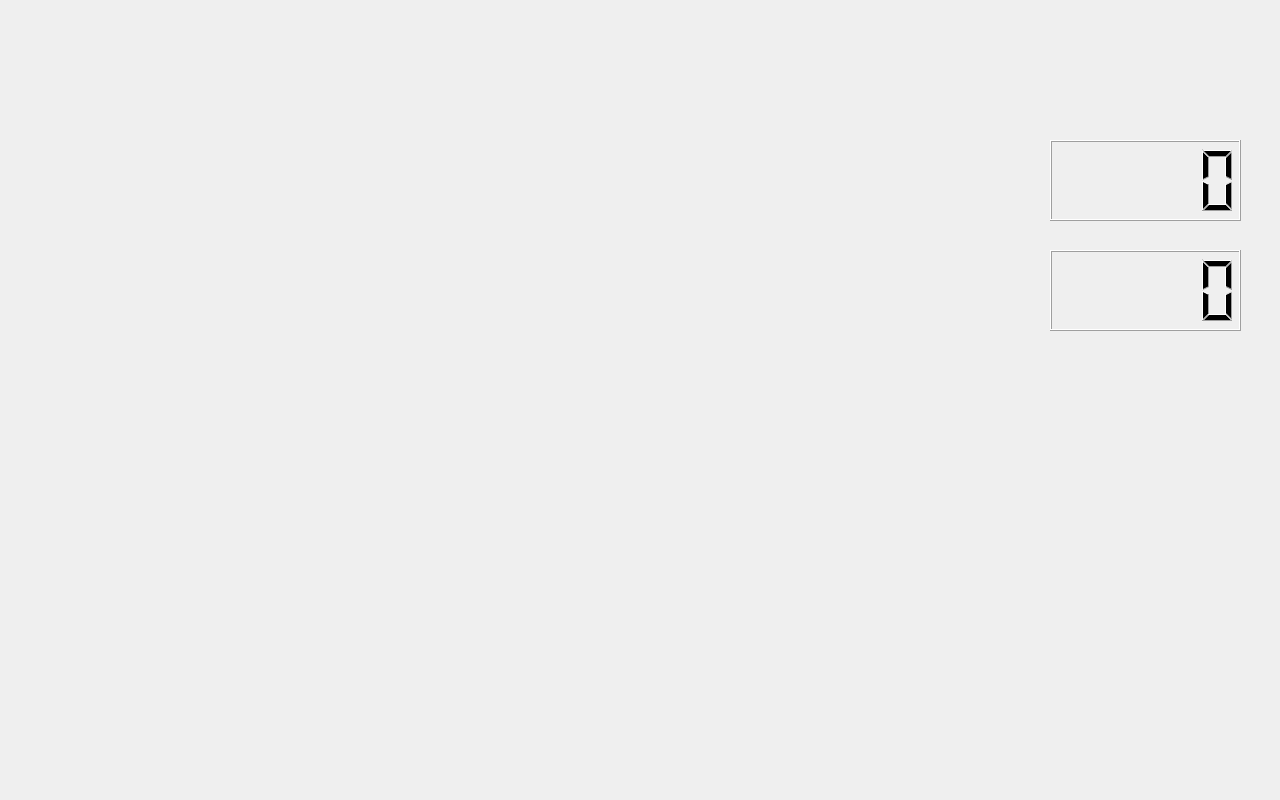
Above: widget.ui from rltjfkrhgo/BoB_connect6 before the change. Below: the same form after it.
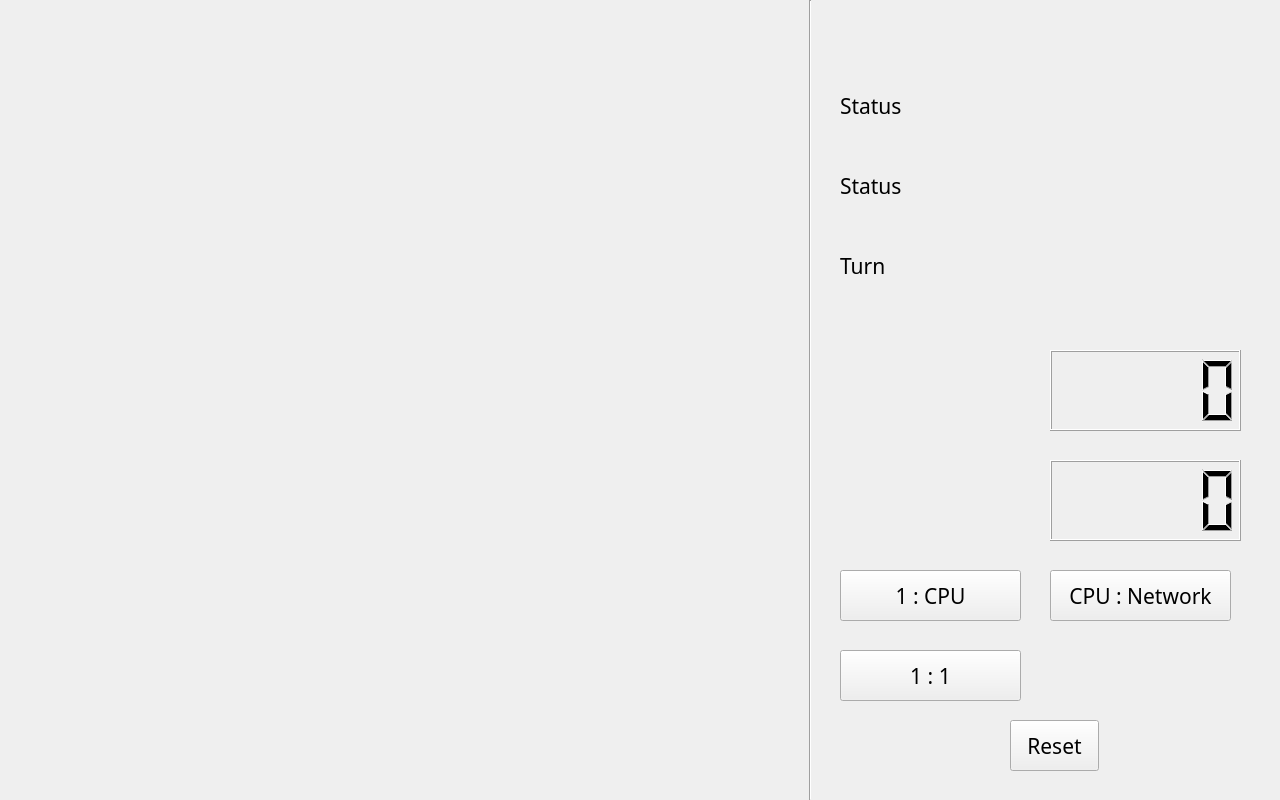
That is the form after the change.

What changed in the file:
```diff
--- a/widget.ui
+++ b/widget.ui
@@ -17,7 +17,7 @@
    <property name="geometry">
     <rect>
      <x>1050</x>
-     <y>140</y>
+     <y>350</y>
      <width>191</width>
      <height>81</height>
     </rect>
@@ -27,10 +27,156 @@
    <property name="geometry">
     <rect>
      <x>1050</x>
+     <y>460</y>
+     <width>191</width>
+     <height>81</height>
+    </rect>
+   </property>
+  </widget>
+  <widget class="QLabel" name="labelTurn">
+   <property name="geometry">
+    <rect>
+     <x>840</x>
      <y>250</y>
-     <width>191</width>
-     <height>81</height>
+     <width>51</width>
+     <height>31</height>
     </rect>
+   </property>
+   <property name="font">
+    <font>
+     <family>나눔고딕</family>
+     <pointsize>16</pointsize>
+    </font>
+   </property>
+   <property name="text">
+    <string>Turn</string>
+   </property>
+  </widget>
+  <widget class="Line" name="line">
+   <property name="geometry">
+    <rect>
+     <x>800</x>
+     <y>0</y>
+     <width>20</width>
+     <height>800</height>
+    </rect>
+   </property>
+   <property name="orientation">
+    <enum>Qt::Vertical</enum>
+   </property>
+  </widget>
+  <widget class="QLabel" name="labelStatus">
+   <property name="geometry">
+    <rect>
+     <x>840</x>
+     <y>170</y>
+     <width>211</width>
+     <height>31</height>
+    </rect>
+   </property>
+   <property name="font">
+    <font>
+     <family>나눔고딕</family>
+     <pointsize>16</pointsize>
+    </font>
+   </property>
+   <property name="text">
+    <string>Status</string>
+   </property>
+  </widget>
+  <widget class="QPushButton" name="btnReset">
+   <property name="geometry">
+    <rect>
+     <x>1010</x>
+     <y>720</y>
+     <width>89</width>
+     <height>51</height>
+    </rect>
+   </property>
+   <property name="font">
+    <font>
+     <family>나눔고딕</family>
+     <pointsize>16</pointsize>
+    </font>
+   </property>
+   <property name="text">
+    <string>Reset</string>
+   </property>
+  </widget>
+  <widget class="QPushButton" name="btnSolo">
+   <property name="geometry">
+    <rect>
+     <x>840</x>
+     <y>570</y>
+     <width>181</width>
+     <height>51</height>
+    </rect>
+   </property>
+   <property name="font">
+    <font>
+     <family>나눔고딕</family>
+     <pointsize>16</pointsize>
+    </font>
+   </property>
+   <property name="text">
+    <string>1 : CPU</string>
+   </property>
+  </widget>
+  <widget class="QPushButton" name="btnDuo">
+   <property name="geometry">
+    <rect>
+     <x>840</x>
+     <y>650</y>
+     <width>181</width>
+     <height>51</height>
+    </rect>
+   </property>
+   <property name="font">
+    <font>
+     <family>나눔고딕</family>
+     <pointsize>16</pointsize>
+    </font>
+   </property>
+   <property name="text">
+    <string>1 : 1</string>
+   </property>
+  </widget>
+  <widget class="QPushButton" name="btnCpuNet">
+   <property name="geometry">
+    <rect>
+     <x>1050</x>
+     <y>570</y>
+     <width>181</width>
+     <height>51</height>
+    </rect>
+   </property>
+   <property name="font">
+    <font>
+     <family>나눔고딕</family>
+     <pointsize>16</pointsize>
+    </font>
+   </property>
+   <property name="text">
+    <string>CPU : Network</string>
+   </property>
+  </widget>
+  <widget class="QLabel" name="labelMode">
+   <property name="geometry">
+    <rect>
+     <x>840</x>
+     <y>90</y>
+     <width>211</width>
+     <height>31</height>
+    </rect>
+   </property>
+   <property name="font">
+    <font>
+     <family>나눔고딕</family>
+     <pointsize>16</pointsize>
+    </font>
+   </property>
+   <property name="text">
+    <string>Status</string>
    </property>
   </widget>
  </widget>
```
